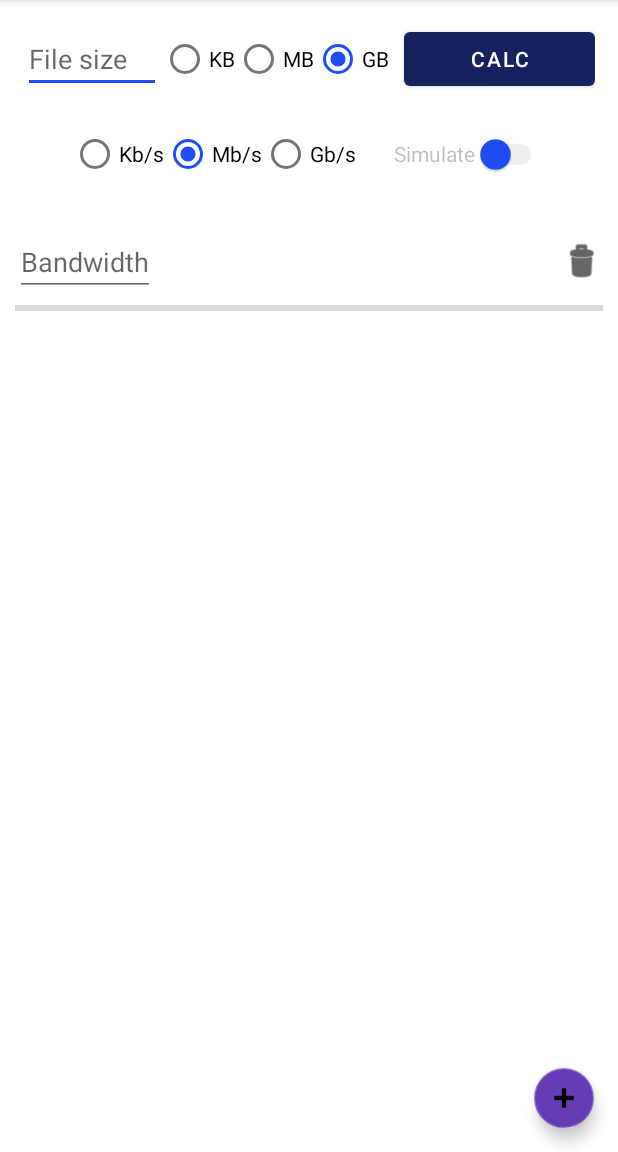
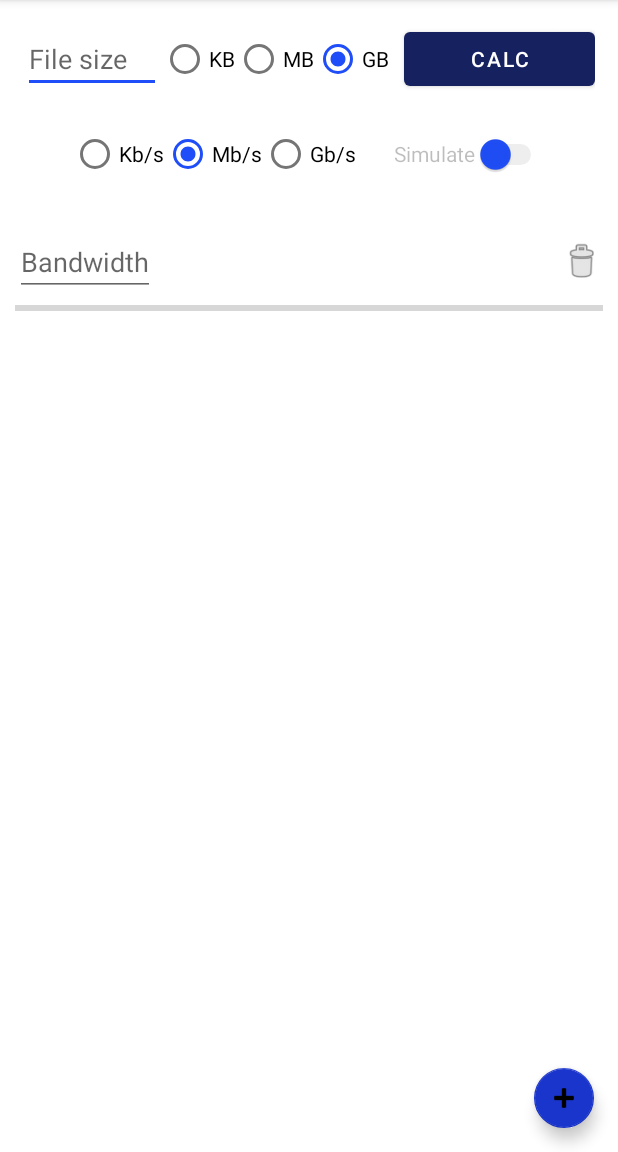
Before and after one commit to Rizzo1812/DownloadTimeCalculatorAndroid, an Android app: the screen it shows after launch (MainActivity), on a phone screen of 412 x 824 dp, the part 84-1236 px from its top. Run offline under Robolectric (Android 15) with nearby library versions, the phone set to English and light mode, and no system bars.

Commit message:
Better colors

```diff
--- a/app/src/main/java/com/example/downloadtimecalculator/DownloadSimulator.java
+++ b/app/src/main/java/com/example/downloadtimecalculator/DownloadSimulator.java
@@ -50,7 +50,7 @@ public class DownloadSimulator {
         ready = false;
         if(clock != null) clock.cancel();
         progressBar.setProgress(0);
-        progressBar.setProgressTintList(ColorStateList.valueOf(Color.rgb(0,127,255)));
+        progressBar.setProgressTintList(ColorStateList.valueOf(Color.rgb(31,78,255)));
         textSpeed.setText("");
         textTime.setText("");
         textDownloaded.setText("");
@@ -111,7 +111,7 @@ public class DownloadSimulator {
                 progressBar.setProgress(100);
                 textPercentage.setText("100%");
                 textPercentage.setTypeface(null, Typeface.BOLD);
-                progressBar.setProgressTintList(ColorStateList.valueOf(Color.rgb(0,192,0)));
+                progressBar.setProgressTintList(ColorStateList.valueOf(Color.rgb(0,160,0)));
                 textDownloaded.setText(fileSizeFormat(fileSize));
             }
         };
--- a/app/src/main/res/layout/activity_main.xml
+++ b/app/src/main/res/layout/activity_main.xml
@@ -129,7 +129,7 @@
                     android:layout_marginStart="15dp"
                     android:layout_weight="1"
                     android:text="Simulate"
-                    android:thumbTint="@color/teal_200"
+                    android:thumbTint="@color/light_blue_200"
                     tools:checked="false"
                     android:enabled="false"
                     tools:ignore="HardcodedText,UseSwitchCompatOrMaterialXml" />
@@ -148,10 +148,10 @@
         android:layout_height="wrap_content"
         android:layout_gravity="end|bottom"
         android:layout_margin="16dp"
-        android:backgroundTint="#673AB7"
+        android:backgroundTint="@color/light_blue_700"
         android:onClick="onBtnAddClick"
         android:src="@android:drawable/ic_input_add"
-        app:backgroundTint="#AB673AB7"
+        app:backgroundTint="@color/light_blue_700"
         app:fabSize="mini"
         tools:ignore="ContentDescription,UsingOnClickInXml" />
 
--- a/app/src/main/res/layout/download_simulator.xml
+++ b/app/src/main/res/layout/download_simulator.xml
@@ -60,9 +60,9 @@
             android:layout_width="13pt"
             android:layout_height="13pt"
             android:background="@android:drawable/ic_menu_delete"
-            android:backgroundTint="@color/black"
-            tools:ignore="ContentDescription" />
-
+            tools:ignore="ContentDescription"
+            android:backgroundTintMode="multiply"
+            android:backgroundTint="@color/light_gray"/>
 
     </LinearLayout>
 
--- a/app/src/main/res/values-night/themes.xml
+++ b/app/src/main/res/values-night/themes.xml
@@ -2,13 +2,13 @@
     <!-- Base application theme. -->
     <style name="Theme.DownloadTimeCalculator" parent="Theme.MaterialComponents.DayNight.DarkActionBar">
         <!-- Primary brand color. -->
-        <item name="colorPrimary">@color/purple_200</item>
-        <item name="colorPrimaryVariant">@color/purple_700</item>
+        <item name="colorPrimary">@color/light_blue_200</item>
+        <item name="colorPrimaryVariant">@color/light_blue_700</item>
         <item name="colorOnPrimary">@color/black</item>
         <!-- Secondary brand color. -->
-        <item name="colorSecondary">@color/teal_200</item>
-        <item name="colorSecondaryVariant">@color/teal_200</item>
-        <item name="colorOnSecondary">@color/black</item>
+        <item name="colorSecondary">@color/light_blue_200</item>
+        <item name="colorSecondaryVariant">@color/light_blue_200</item>
+        <item name="colorOnSecondary">@color/light_gray</item>
         <!-- Status bar color. -->
         <item name="android:statusBarColor" tools:targetApi="l">?attr/colorPrimaryVariant</item>
         <!-- Customize your theme here. -->
--- a/app/src/main/res/values/colors.xml
+++ b/app/src/main/res/values/colors.xml
@@ -1,10 +1,10 @@
 <?xml version="1.0" encoding="utf-8"?>
 <resources>
-    <color name="purple_200">#FFBB86FC</color>
-    <color name="purple_500">#162160</color>
-    <color name="purple_700">#0065B3</color>
-    <color name="teal_200">#1F4EF8</color>
-    <color name="teal_700">#08176B</color>
+    <color name="blue_500">#162160</color>
+    <color name="blue_700">#001A47</color>
+    <color name="light_blue_200">#1F4EF8</color>
+    <color name="light_blue_700">#1A35CC</color>
     <color name="black">#FF000000</color>
+    <color name="light_gray">#D3D3D3</color>
     <color name="white">#FFFFFFFF</color>
 </resources>
--- a/app/src/main/res/values/themes.xml
+++ b/app/src/main/res/values/themes.xml
@@ -2,12 +2,12 @@
     <!-- Base application theme. -->
     <style name="Theme.DownloadTimeCalculator" parent="Theme.MaterialComponents.DayNight.DarkActionBar">
         <!-- Primary brand color. -->
-        <item name="colorPrimary">@color/purple_500</item>
-        <item name="colorPrimaryVariant">@color/purple_700</item>
+        <item name="colorPrimary">@color/blue_500</item>
+        <item name="colorPrimaryVariant">@color/blue_700</item>
         <item name="colorOnPrimary">@color/white</item>
         <!-- Secondary brand color. -->
-        <item name="colorSecondary">@color/teal_200</item>
-        <item name="colorSecondaryVariant">@color/teal_700</item>
+        <item name="colorSecondary">@color/light_blue_200</item>
+        <item name="colorSecondaryVariant">@color/light_blue_700</item>
         <item name="colorOnSecondary">@color/black</item>
         <!-- Status bar color. -->
         <item name="android:statusBarColor" tools:targetApi="l">?attr/colorPrimaryVariant</item>
```
